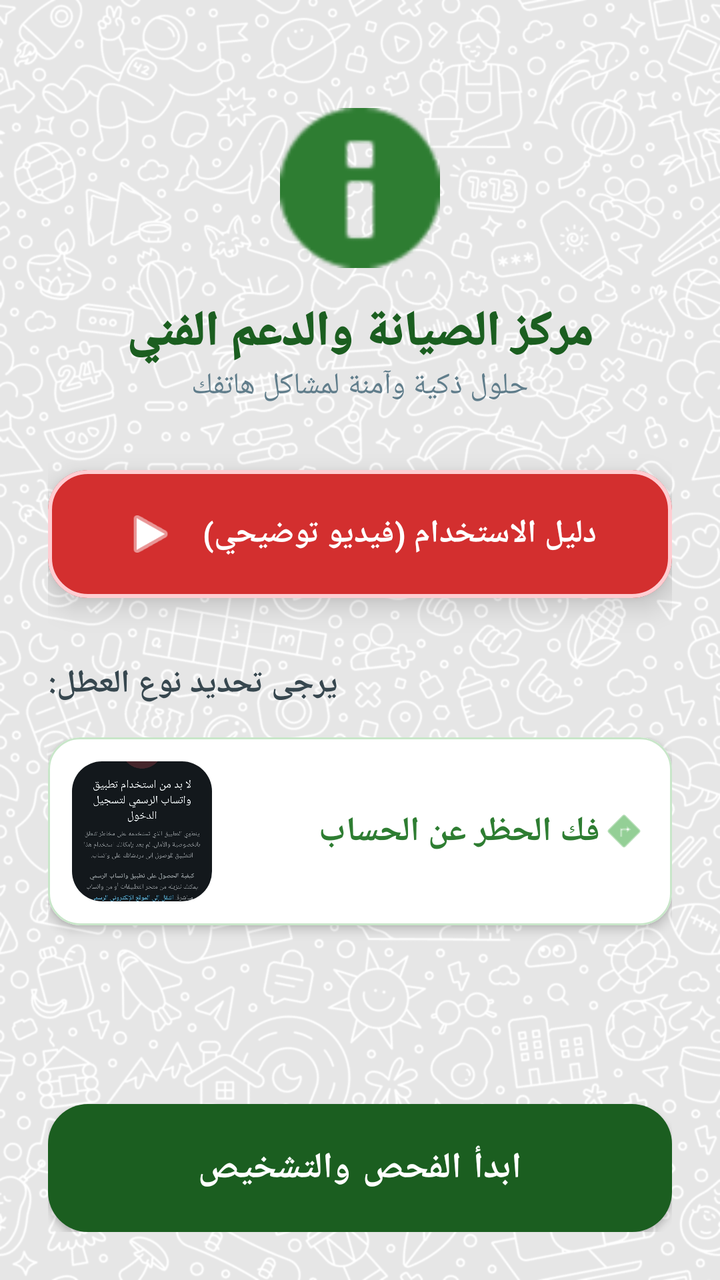
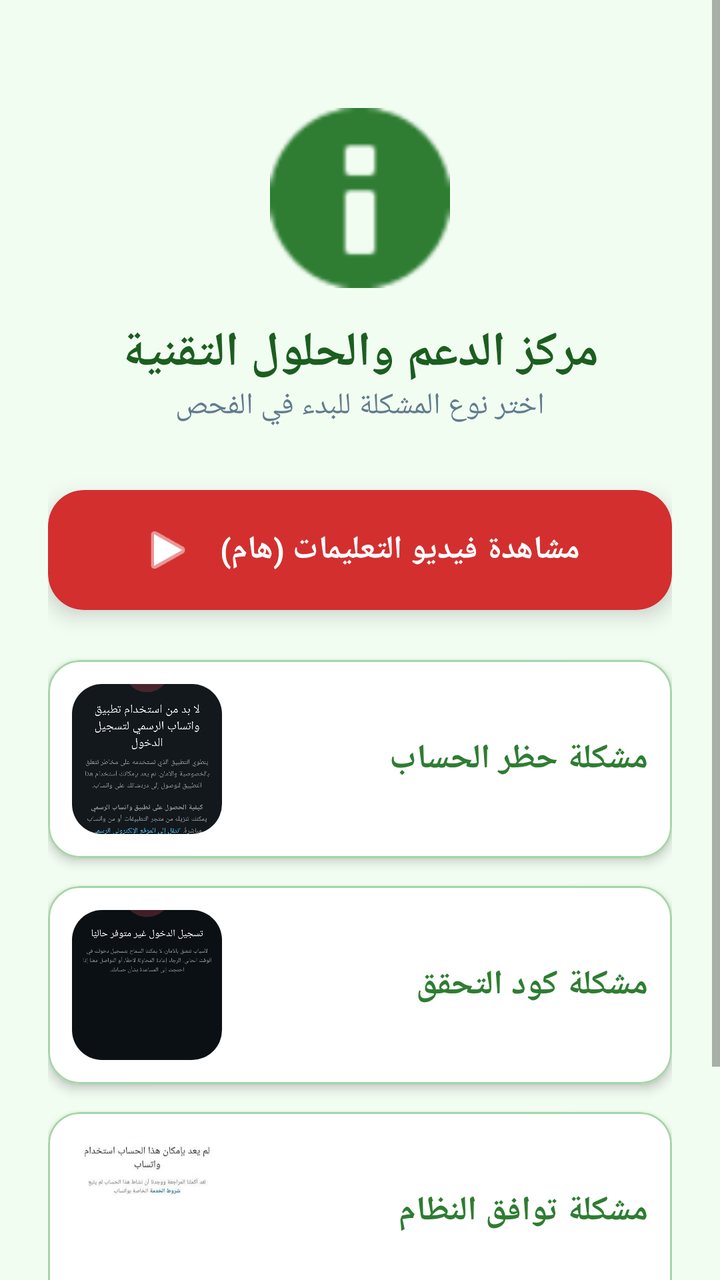

Before-and-after screenshots of an Android layout around one commit, followed by the original layout XML and the change that was made.
<!-- AndroidManifest.xml: application theme AppTheme -->
<!-- res/layout/layout_start.xml -->
<?xml version="1.0" encoding="utf-8"?>
<ScrollView xmlns:android="http://schemas.android.com/apk/res/android"
    xmlns:app="http://schemas.android.com/apk/res-auto"
    android:layout_width="match_parent"
    android:layout_height="match_parent"
    android:fillViewport="true"
    android:background="@drawable/my_app_bg"> <LinearLayout
        android:layout_width="match_parent"
        android:layout_height="wrap_content"
        android:orientation="vertical"
        android:padding="24dp"
        android:background="#E6FFFFFF"> <ImageView
            android:layout_width="80dp"
            android:layout_height="80dp"
            android:layout_gravity="center"
            android:layout_marginTop="30dp"
            android:src="@android:drawable/ic_dialog_info"
            app:tint="#2E7D32" />

        <TextView
            android:layout_width="wrap_content"
            android:layout_height="wrap_content"
            android:layout_gravity="center"
            android:layout_marginTop="16dp"
            android:text="مركز الصيانة والدعم الفني"
            android:textColor="#1B5E20"
            android:textSize="24sp"
            android:fontFamily="sans-serif-black"
            android:textStyle="bold" />

        <TextView
            android:layout_width="wrap_content"
            android:layout_height="wrap_content"
            android:layout_gravity="center"
            android:text="حلول ذكية وآمنة لمشاكل هاتفك"
            android:textColor="#607D8B"
            android:textSize="15sp"
            android:layout_marginBottom="32dp" />

        <com.google.android.material.card.MaterialCardView
            android:id="@+id/btnWatchTutorial"
            android:layout_width="match_parent"
            android:layout_height="wrap_content"
            android:layout_marginBottom="32dp"
            android:clickable="true"
            android:focusable="true"
            app:cardCornerRadius="20dp"
            app:cardElevation="8dp"
            app:strokeColor="#FFCDD2"
            app:strokeWidth="2dp"
            app:cardBackgroundColor="#D32F2F">

            <LinearLayout
                android:layout_width="match_parent"
                android:layout_height="wrap_content"
                android:gravity="center"
                android:orientation="horizontal"
                android:padding="18dp">

                <ImageView
                    android:layout_width="28dp"
                    android:layout_height="28dp"
                    android:src="@android:drawable/ic_media_play"
                    app:tint="#FFFFFF" />

                <TextView
                    android:layout_width="wrap_content"
                    android:layout_height="wrap_content"
                    android:layout_marginStart="12dp"
                    android:text="دليل الاستخدام (فيديو توضيحي)"
                    android:textColor="#FFFFFF"
                    android:textSize="16sp"
                    android:textStyle="bold" />
            </LinearLayout>
        </com.google.android.material.card.MaterialCardView>

        <TextView
            android:layout_width="wrap_content"
            android:layout_height="wrap_content"
            android:text="يرجى تحديد نوع العطل:"
            android:textColor="#37474F"
            android:textSize="16sp"
            android:layout_marginBottom="16dp"
            android:textStyle="bold" />

        <LinearLayout
            android:layout_width="match_parent"
            android:layout_height="wrap_content"
            android:orientation="vertical">

            <com.google.android.material.card.MaterialCardView
                android:id="@+id/cardProblem1"
                android:layout_width="match_parent"
                android:layout_height="wrap_content"
                android:layout_marginBottom="14dp"
                app:cardCornerRadius="16dp"
                app:cardElevation="3dp"
                app:strokeColor="#C8E6C9"
                app:strokeWidth="1dp"
                app:rippleColor="#C8E6C9">

                <LinearLayout
                    android:layout_width="match_parent"
                    android:layout_height="wrap_content"
                    android:gravity="center_vertical"
                    android:padding="12dp">

                    <com.google.android.material.imageview.ShapeableImageView
                        android:id="@+id/imgThumb"
                        android:layout_width="70dp"
                        android:layout_height="70dp"
                        android:scaleType="centerCrop"
                        app:shapeAppearanceOverlay="@style/RoundedImage"
                        android:src="@drawable/img_prob1" />

                    <TextView
                        android:id="@+id/txtTitle"
                        android:layout_width="0dp"
                        android:layout_height="wrap_content"
                        android:layout_marginStart="16dp"
                        android:layout_weight="1"
                        android:text="فك الحظر عن الحساب"
                        android:textColor="#2E7D32"
                        android:textSize="17sp"
                        android:textStyle="bold" />

                    <ImageView
                        android:layout_width="24dp"
                        android:layout_height="24dp"
                        android:src="@android:drawable/ic_menu_directions"
                        app:tint="#4CAF50" />
                </LinearLayout>
            </com.google.android.material.card.MaterialCardView>

            </LinearLayout>

        <View
            android:layout_width="match_parent"
            android:layout_height="0dp"
            android:layout_weight="1" />

        <com.google.android.material.button.MaterialButton
            android:id="@+id/btnStartNext"
            android:layout_width="match_parent"
            android:layout_height="64dp"
            android:text="ابدأ الفحص والتشخيص"
            android:textSize="18sp"
            android:textStyle="bold"
            android:insetTop="0dp"
            android:insetBottom="0dp"
            app:cornerRadius="20dp"
            app:backgroundTint="#1B5E20"
            app:elevation="8dp" />

    </LinearLayout>
</ScrollView>
<!-- resources referenced by this layout -->
<resources>
  <!-- drawable img_prob1: png bitmap (drawable, 194464 bytes) -->
  <!-- drawable my_app_bg: jpg bitmap (drawable, 138606 bytes) -->
  <style name="RoundedImage" parent="">
          <item name="cornerSize">15dp</item>
          <item name="cornerFamily">rounded</item>
      </style>
  <style name="AppTheme" parent="Theme.MaterialComponents.Light.NoActionBar">
          <item name="colorPrimary">#2E7D32</item>
          <item name="colorPrimaryDark">#1B5E20</item>
          <item name="colorAccent">#4CAF50</item>
  
          <item name="materialCardViewStyle">@style/Widget.MaterialComponents.CardView</item>
      </style>
</resources>

<!-- the commit's change to res/layout/layout_start.xml (unified diff, before → after) -->
@@ -4,14 +4,15 @@
     android:layout_width="match_parent"
     android:layout_height="match_parent"
     android:fillViewport="true"
-    android:background="@drawable/my_app_bg"> <LinearLayout
+    android:background="#F2FDF2"> <LinearLayout
         android:layout_width="match_parent"
         android:layout_height="wrap_content"
         android:orientation="vertical"
-        android:padding="24dp"
-        android:background="#E6FFFFFF"> <ImageView
-            android:layout_width="80dp"
-            android:layout_height="80dp"
+        android:padding="24dp">
+
+        <ImageView
+            android:layout_width="90dp"
+            android:layout_height="90dp"
             android:layout_gravity="center"
             android:layout_marginTop="30dp"
             android:src="@android:drawable/ic_dialog_info"
@@ -22,17 +23,16 @@
             android:layout_height="wrap_content"
             android:layout_gravity="center"
             android:layout_marginTop="16dp"
-            android:text="مركز الصيانة والدعم الفني"
+            android:text="مركز الدعم والحلول التقنية"
             android:textColor="#1B5E20"
             android:textSize="24sp"
-            android:fontFamily="sans-serif-black"
             android:textStyle="bold" />
 
         <TextView
             android:layout_width="wrap_content"
             android:layout_height="wrap_content"
             android:layout_gravity="center"
-            android:text="حلول ذكية وآمنة لمشاكل هاتفك"
+            android:text="اختر نوع المشكلة للبدء في الفحص"
             android:textColor="#607D8B"
             android:textSize="15sp"
             android:layout_marginBottom="32dp" />
@@ -41,13 +41,11 @@
             android:id="@+id/btnWatchTutorial"
             android:layout_width="match_parent"
             android:layout_height="wrap_content"
-            android:layout_marginBottom="32dp"
+            android:layout_marginBottom="25dp"
             android:clickable="true"
             android:focusable="true"
-            app:cardCornerRadius="20dp"
-            app:cardElevation="8dp"
-            app:strokeColor="#FFCDD2"
-            app:strokeWidth="2dp"
+            app:cardCornerRadius="18dp"
+            app:cardElevation="6dp"
             app:cardBackgroundColor="#D32F2F">
 
             <LinearLayout
@@ -55,7 +53,7 @@
                 android:layout_height="wrap_content"
                 android:gravity="center"
                 android:orientation="horizontal"
-                android:padding="18dp">
+                android:padding="16dp">
 
                 <ImageView
                     android:layout_width="28dp"
@@ -67,87 +65,137 @@
                     android:layout_width="wrap_content"
                     android:layout_height="wrap_content"
                     android:layout_marginStart="12dp"
-                    android:text="دليل الاستخدام (فيديو توضيحي)"
+                    android:text="مشاهدة فيديو التعليمات (هام)"
                     android:textColor="#FFFFFF"
                     android:textSize="16sp"
                     android:textStyle="bold" />
             </LinearLayout>
         </com.google.android.material.card.MaterialCardView>
 
-        <TextView
-            android:layout_width="wrap_content"
-            android:layout_height="wrap_content"
-            android:text="يرجى تحديد نوع العطل:"
-            android:textColor="#37474F"
-            android:textSize="16sp"
-            android:layout_marginBottom="16dp"
-            android:textStyle="bold" />
-
-        <LinearLayout
-            android:layout_width="match_parent"
-            android:layout_height="wrap_content"
-            android:orientation="vertical">
-
-            <com.google.android.material.card.MaterialCardView
-                android:id="@+id/cardProblem1"
-                android:layout_width="match_parent"
-                android:layout_height="wrap_content"
-                android:layout_marginBottom="14dp"
-                app:cardCornerRadius="16dp"
-                app:cardElevation="3dp"
-                app:strokeColor="#C8E6C9"
-                app:strokeWidth="1dp"
-                app:rippleColor="#C8E6C9">
-
-                <LinearLayout
-                    android:layout_width="match_parent"
-                    android:layout_height="wrap_content"
-                    android:gravity="center_vertical"
-                    android:padding="12dp">
-
-                    <com.google.android.material.imageview.ShapeableImageView
-                        android:id="@+id/imgThumb"
-                        android:layout_width="70dp"
-                        android:layout_height="70dp"
-                        android:scaleType="centerCrop"
-                        app:shapeAppearanceOverlay="@style/RoundedImage"
-                        android:src="@drawable/img_prob1" />
-
-                    <TextView
-                        android:id="@+id/txtTitle"
-                        android:layout_width="0dp"
-                        android:layout_height="wrap_content"
-                        android:layout_marginStart="16dp"
-                        android:layout_weight="1"
-                        android:text="فك الحظر عن الحساب"
-                        android:textColor="#2E7D32"
-                        android:textSize="17sp"
-                        android:textStyle="bold" />
-
-                    <ImageView
-                        android:layout_width="24dp"
-                        android:layout_height="24dp"
-                        android:src="@android:drawable/ic_menu_directions"
-                        app:tint="#4CAF50" />
-                </LinearLayout>
-            </com.google.android.material.card.MaterialCardView>
-
-            </LinearLayout>
-
-        <View
-            android:layout_width="match_parent"
-            android:layout_height="0dp"
-            android:layout_weight="1" />
+        <com.google.android.material.card.MaterialCardView
+            android:id="@+id/cardProblem1"
+            android:layout_width="match_parent"
+            android:layout_height="wrap_content"
+            android:layout_marginBottom="14dp"
+            app:cardCornerRadius="16dp"
+            app:cardElevation="3dp"
+            app:strokeColor="#A5D6A7"
+            app:strokeWidth="1dp"
+            android:clickable="true"
+            android:focusable="true">
+
+            <LinearLayout
+                android:layout_width="match_parent"
+                android:layout_height="wrap_content"
+                android:gravity="center_vertical"
+                android:padding="12dp">
+
+                <com.google.android.material.imageview.ShapeableImageView
+                    android:id="@+id/imgThumb"
+                    android:layout_width="75dp"
+                    android:layout_height="75dp"
+                    android:scaleType="centerCrop"
+                    app:shapeAppearanceOverlay="@style/RoundedImage"
+                    android:src="@drawable/img_prob1" />
+
+                <TextView
+                    android:id="@+id/txtTitle"
+                    android:layout_width="0dp"
+                    android:layout_height="wrap_content"
+                    android:layout_marginStart="16dp"
+                    android:layout_weight="1"
+                    android:text="مشكلة حظر الحساب"
+                    android:textColor="#2E7D32"
+                    android:textSize="17sp"
+                    android:textStyle="bold" />
+            </LinearLayout>
+        </com.google.android.material.card.MaterialCardView>
+
+        <com.google.android.material.card.MaterialCardView
+            android:id="@+id/cardProblem2"
+            android:layout_width="match_parent"
+            android:layout_height="wrap_content"
+            android:layout_marginBottom="14dp"
+            app:cardCornerRadius="16dp"
+            app:cardElevation="3dp"
+            app:strokeColor="#A5D6A7"
+            app:strokeWidth="1dp"
+            android:clickable="true"
+            android:focusable="true">
+
+            <LinearLayout
+                android:layout_width="match_parent"
+                android:layout_height="wrap_content"
+                android:gravity="center_vertical"
+                android:padding="12dp">
+
+                <com.google.android.material.imageview.ShapeableImageView
+                    android:id="@+id/imgThumb2"
+                    android:layout_width="75dp"
+                    android:layout_height="75dp"
+                    android:scaleType="centerCrop"
+                    app:shapeAppearanceOverlay="@style/RoundedImage"
+                    android:src="@drawable/img_prob2" />
+
+                <TextView
+                    android:id="@+id/txtTitle2"
+                    android:layout_width="0dp"
+                    android:layout_height="wrap_content"
+                    android:layout_marginStart="16dp"
+                    android:layout_weight="1"
+                    android:text="مشكلة كود التحقق"
+                    android:textColor="#2E7D32"
+                    android:textSize="17sp"
+                    android:textStyle="bold" />
+            </LinearLayout>
+        </com.google.android.material.card.MaterialCardView>
+
+        <com.google.android.material.card.MaterialCardView
+            android:id="@+id/cardProblem3"
+            android:layout_width="match_parent"
+            android:layout_height="wrap_content"
+            android:layout_marginBottom="24dp"
+            app:cardCornerRadius="16dp"
+            app:cardElevation="3dp"
+            app:strokeColor="#A5D6A7"
+            app:strokeWidth="1dp"
+            android:clickable="true"
+            android:focusable="true">
+
+            <LinearLayout
+                android:layout_width="match_parent"
+                android:layout_height="wrap_content"
+                android:gravity="center_vertical"
+                android:padding="12dp">
+
+                <com.google.android.material.imageview.ShapeableImageView
+                    android:id="@+id/imgThumb3"
+                    android:layout_width="75dp"
+                    android:layout_height="75dp"
+                    android:scaleType="centerCrop"
+                    app:shapeAppearanceOverlay="@style/RoundedImage"
+                    android:src="@drawable/img_prob3" />
+
+                <TextView
+                    android:id="@+id/txtTitle3"
+                    android:layout_width="0dp"
+                    android:layout_height="wrap_content"
+                    android:layout_marginStart="16dp"
+                    android:layout_weight="1"
+                    android:text="مشكلة توافق النظام"
+                    android:textColor="#2E7D32"
+                    android:textSize="17sp"
+                    android:textStyle="bold" />
+            </LinearLayout>
+        </com.google.android.material.card.MaterialCardView>
 
         <com.google.android.material.button.MaterialButton
             android:id="@+id/btnStartNext"
             android:layout_width="match_parent"
-            android:layout_height="64dp"
-            android:text="ابدأ الفحص والتشخيص"
+            android:layout_height="65dp"
+            android:text="ابدأ الفحص الآن"
             android:textSize="18sp"
             android:textStyle="bold"
-            android:insetTop="0dp"
-            android:insetBottom="0dp"
             app:cornerRadius="20dp"
             app:backgroundTint="#1B5E20"
             app:elevation="8dp" />
<!-- resource entries referenced after the edit -->
@@ -1,7 +1,8 @@
 <!-- resources referenced by this layout -->
 <resources>
   <!-- drawable img_prob1: png bitmap (drawable, 194464 bytes) -->
-  <!-- drawable my_app_bg: jpg bitmap (drawable, 138606 bytes) -->
+  <!-- drawable img_prob2: jpg bitmap (drawable, 73739 bytes) -->
+  <!-- drawable img_prob3: jpg bitmap (drawable, 18167 bytes) -->
   <style name="RoundedImage" parent="">
           <item name="cornerSize">15dp</item>
           <item name="cornerFamily">rounded</item>
